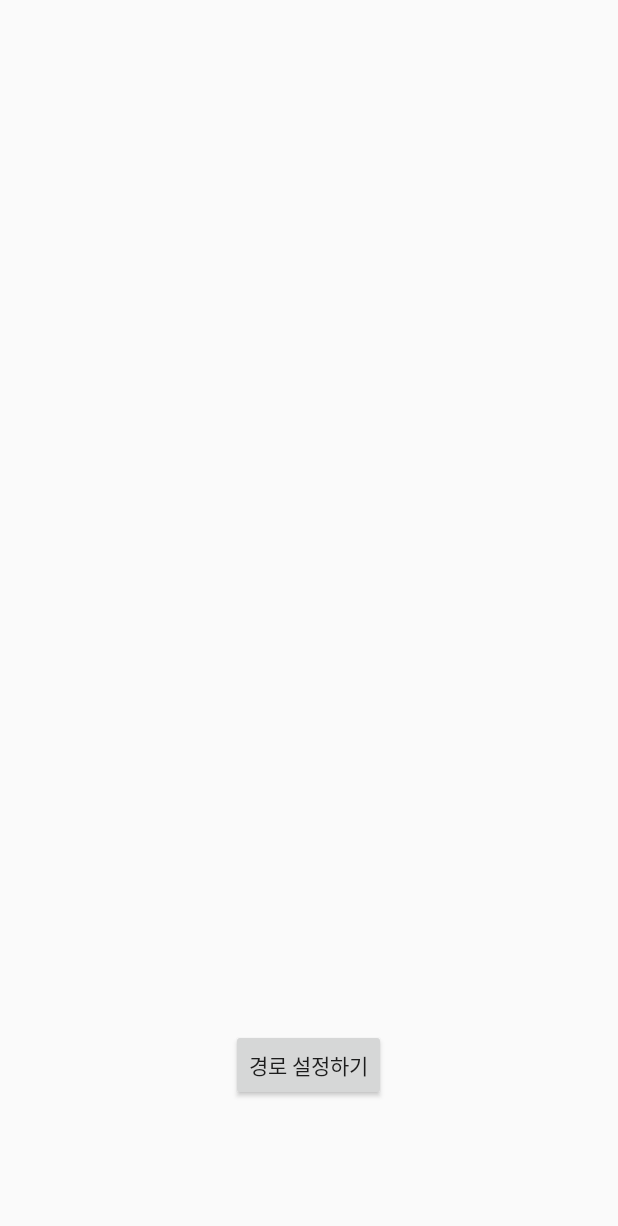
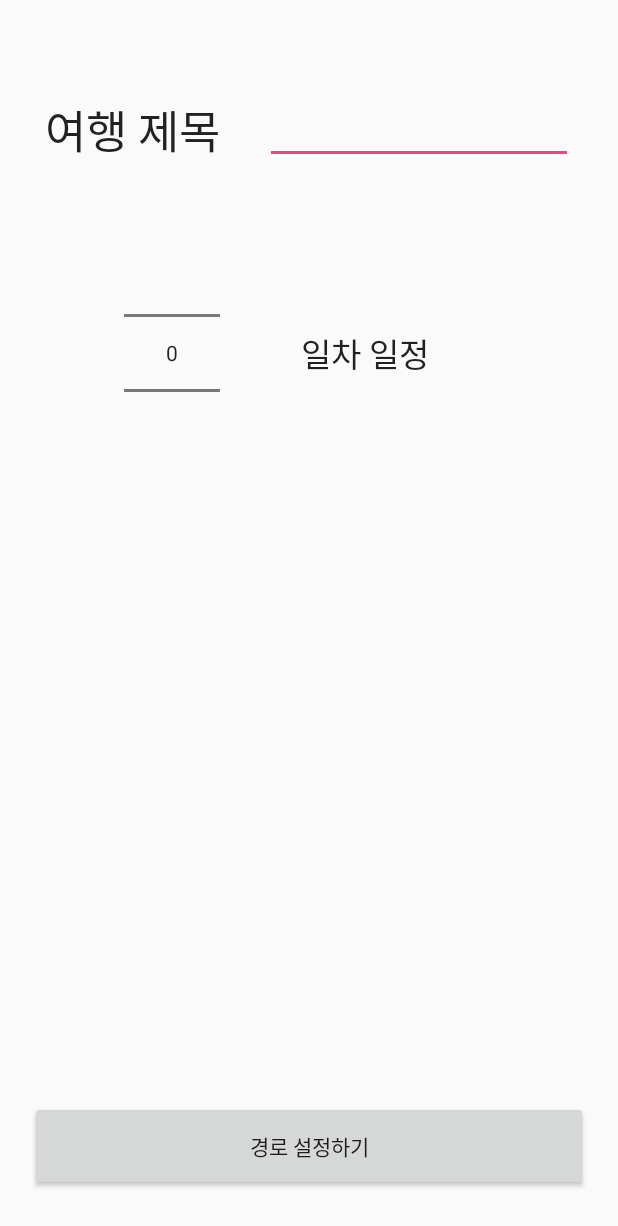
Before and after one commit to jieunhong/GoTogther2016, an Android app: the ActivityTravelAdd screen opened directly, with no data from a screen before it, on a phone screen of 412 x 824 dp. Shown: the top 1226 px of the screen. Run offline under Robolectric (Android 15) with nearby library versions, the phone set to English and light mode, and no system bars.

Commit message:
#12 Layout UI 작업하기 -1

```diff
--- a/app/src/main/res/layout/travel_add_activity.xml
+++ b/app/src/main/res/layout/travel_add_activity.xml
@@ -4,11 +4,61 @@
     android:layout_height="match_parent">
 
     <Button
+        android:layout_width="match_parent"
+        android:layout_height="60dp"
+        android:text="경로 설정하기"
+        android:id="@+id/add_location"
+        android:layout_marginBottom="30dp"
+        android:layout_alignParentBottom="true"
+        android:layout_marginRight="20dp"
+        android:layout_marginLeft="20dp" />
+
+    <TextView
         android:layout_width="wrap_content"
         android:layout_height="wrap_content"
-        android:text="경로 설정하기"
-        android:id="@+id/add_location"
-        android:layout_marginBottom="90dp"
-        android:layout_alignParentBottom="true"
-        android:layout_centerHorizontal="true" />
+        android:textAppearance="?android:attr/textAppearanceLarge"
+        android:text="여행 제목"
+        android:id="@+id/textView2"
+        android:layout_marginTop="64dp"
+        android:textSize="30dp"
+        android:layout_alignParentTop="true"
+        android:layout_alignParentLeft="true"
+        android:layout_alignParentStart="true"
+        android:layout_marginLeft="30dp"
+        android:layout_marginStart="30dp" />
+
+    <EditText
+        android:layout_width="match_parent"
+        android:layout_height="wrap_content"
+        android:id="@+id/travel_name"
+        android:layout_alignTop="@+id/textView2"
+        android:layout_toRightOf="@+id/textView2"
+        android:layout_marginLeft="30dp"
+        android:layout_marginStart="30dp"
+        android:layout_marginRight="30dp"
+        android:layout_marginEnd="30dp"/>
+    <NumberPicker android:id="@+id/travel_day"
+        android:layout_width="wrap_content"
+        android:layout_height="wrap_content"
+        android:layout_marginTop="36dp"
+        android:orientation="horizontal"
+        android:baselineAligned="true"
+        style="@android:style/Widget.DatePicker"
+        android:layout_below="@+id/travel_name"
+        android:layout_toLeftOf="@+id/travel_name"
+        android:layout_toStartOf="@+id/travel_name" />
+
+    <TextView
+        android:layout_width="wrap_content"
+        android:layout_height="wrap_content"
+        android:textAppearance="?android:attr/textAppearanceLarge"
+        android:text="일차 일정"
+        android:id="@+id/textView3"
+        android:layout_marginTop="73dp"
+        android:layout_alignTop="@+id/travel_day"
+        android:layout_alignLeft="@+id/travel_name"
+        android:layout_alignStart="@+id/travel_name"
+        android:layout_marginLeft="24dp"
+        android:layout_marginStart="24dp" />
+
 </RelativeLayout>
```
Also changed, not shown: app/src/main/res/layout/main_activity.xml (+20 -17 lines), app/src/main/res/layout/travel_list_activity.xml (+41 -3 lines).
